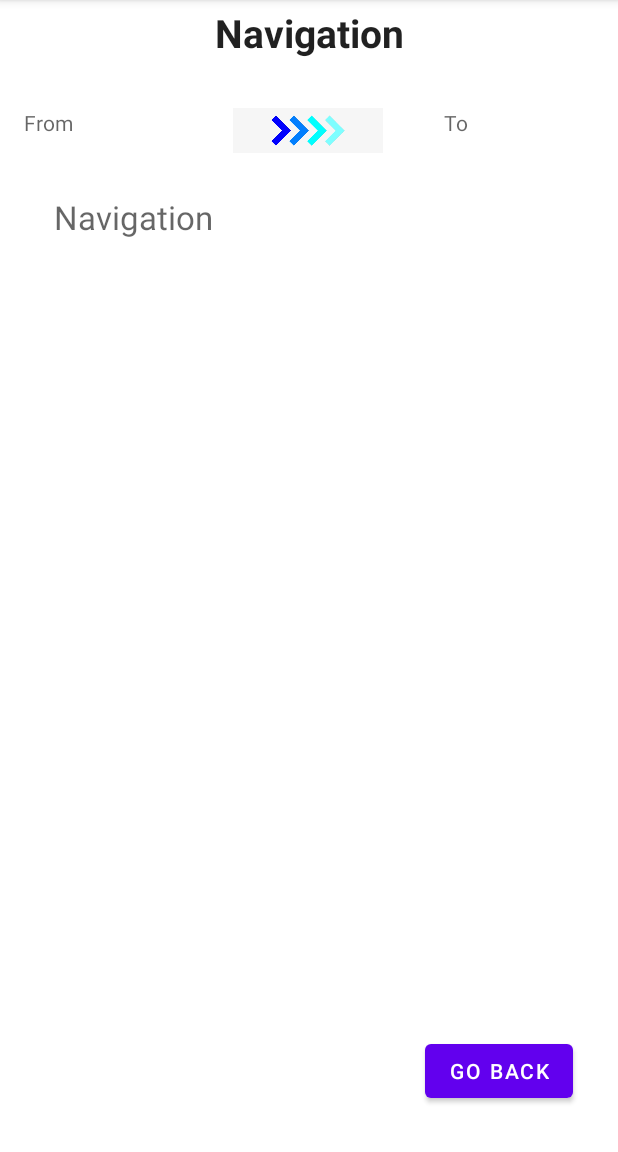
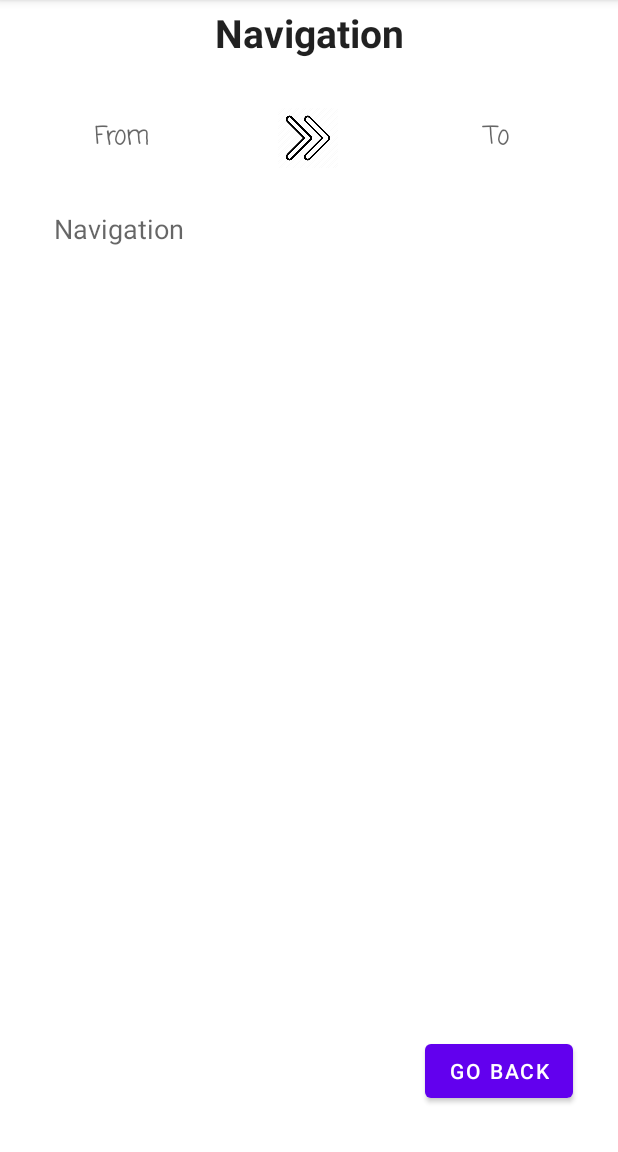
Before and after one commit to CSE-110-Spring-2022/zooseeker-cse-110-team-49, an Android app: the NavigationActivity screen opened directly, with no data from a screen before it, on a phone screen of 412 x 824 dp, the part 84-1236 px from its top. Run offline under Robolectric (Android 15) with nearby library versions, the phone set to English and light mode, and no system bars; our stand-ins replace Room's generated code; libraries missing offline, so code that uses them is left out: org.jgrapht, org.jgrapht.alg, org.jgrapht.graph, org.jgrapht.nio; 7 statements that could not run were skipped.

Commit message:
more UI update

```diff
--- a/app/src/main/res/layout/activity_navigation.xml
+++ b/app/src/main/res/layout/activity_navigation.xml
@@ -24,7 +24,9 @@
         android:layout_marginTop="28dp"
         android:layout_marginEnd="16dp"
         android:hint="Navigation"
+        android:lineSpacingExtra="8sp"
         android:textAppearance="@style/TextAppearance.AppCompat.Large"
+        android:textSize="18sp"
         app:layout_constraintEnd_toEndOf="parent"
         app:layout_constraintTop_toBottomOf="@+id/arrow" />
 
@@ -43,28 +45,36 @@
 
     <TextView
         android:id="@+id/from"
-        android:layout_width="100dp"
-        android:layout_height="31dp"
+        android:layout_width="130dp"
+        android:layout_height="40dp"
         android:layout_marginStart="16dp"
         android:layout_marginTop="28dp"
+        android:fontFamily="casual"
+        android:gravity="center"
         android:hint="From"
+        android:textSize="16sp"
+        android:textStyle="bold"
         app:layout_constraintStart_toStartOf="parent"
         app:layout_constraintTop_toBottomOf="@+id/nav_title" />
 
     <TextView
         android:id="@+id/to"
-        android:layout_width="100dp"
-        android:layout_height="30dp"
+        android:layout_width="130dp"
+        android:layout_height="40dp"
         android:layout_marginTop="28dp"
         android:layout_marginEnd="16dp"
+        android:fontFamily="casual"
+        android:gravity="center"
         android:hint="To"
+        android:textSize="16sp"
+        android:textStyle="bold"
         app:layout_constraintEnd_toEndOf="parent"
         app:layout_constraintTop_toBottomOf="@+id/nav_title" />
 
     <TextView
         android:id="@+id/arrow"
-        android:layout_width="100dp"
-        android:layout_height="30dp"
+        android:layout_width="40dp"
+        android:layout_height="40dp"
         android:layout_marginTop="28dp"
         android:background="@drawable/arrow"
         app:layout_constraintEnd_toEndOf="@+id/nav_title"
```
Also changed, not shown: app/src/main/res/drawable-v24/arrow.png (deleted), app/src/main/res/drawable-v24/arrow.webp (added).
